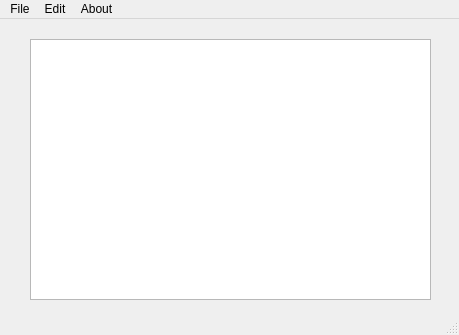
Qt form CS4076Project/mainwindow.ui (MaaHuu221/CS4076-Project) before a commit.
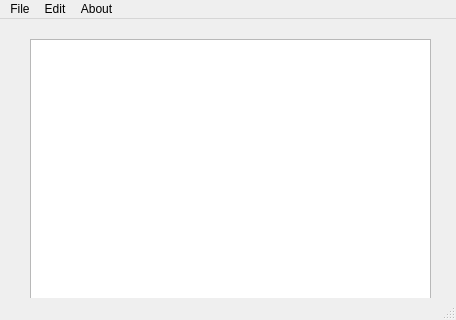
The same form after that commit. Icons and pictures are not drawn.

```diff
--- a/CS4076Project/mainwindow.ui
+++ b/CS4076Project/mainwindow.ui
@@ -6,8 +6,8 @@
    <rect>
     <x>0</x>
     <y>0</y>
-    <width>459</width>
-    <height>335</height>
+    <width>456</width>
+    <height>320</height>
    </rect>
   </property>
   <property name="windowTitle">
@@ -35,8 +35,8 @@
     <rect>
      <x>0</x>
      <y>0</y>
-     <width>459</width>
-     <height>21</height>
+     <width>456</width>
+     <height>17</height>
     </rect>
    </property>
    <widget class="QMenu" name="menuFile">
```
